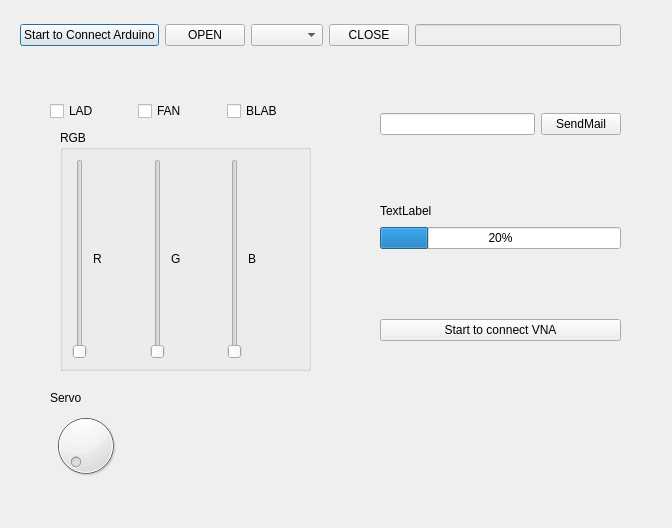
First picture: the form in Dizain.ui, repository Maker089/Interface_for_TRVNA, before the edit.
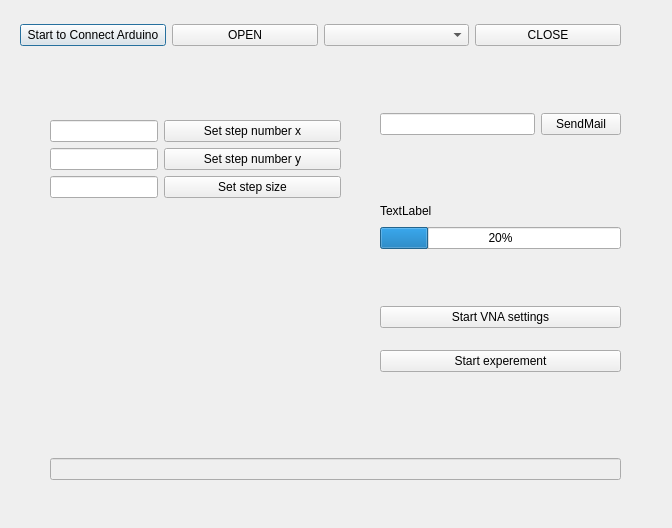
Second picture: the form after the edit.

What changed in the file:
```diff
--- a/Dizain.ui
+++ b/Dizain.ui
@@ -47,140 +47,8 @@
       </property>
      </widget>
     </item>
-    <item>
-     <widget class="QLineEdit" name="MailWindow">
-      <property name="enabled">
-       <bool>false</bool>
-      </property>
-      <property name="frame">
-       <bool>true</bool>
-      </property>
-     </widget>
-    </item>
    </layout>
   </widget>
-  <widget class="QWidget" name="layoutWidget">
-   <property name="geometry">
-    <rect>
-     <x>50</x>
-     <y>100</y>
-     <width>259</width>
-     <height>22</height>
-    </rect>
-   </property>
-   <layout class="QHBoxLayout" name="horizontalLayout_2">
-    <item>
-     <widget class="QCheckBox" name="CheckBoxLed">
-      <property name="text">
-       <string>LAD</string>
-      </property>
-     </widget>
-    </item>
-    <item>
-     <widget class="QCheckBox" name="CheckBoxFan">
-      <property name="text">
-       <string>FAN</string>
-      </property>
-     </widget>
-    </item>
-    <item>
-     <widget class="QCheckBox" name="CheckBoxBlab">
-      <property name="text">
-       <string>BLAB</string>
-      </property>
-     </widget>
-    </item>
-   </layout>
-  </widget>
-  <widget class="QGroupBox" name="groupBox">
-   <property name="geometry">
-    <rect>
-     <x>60</x>
-     <y>130</y>
-     <width>251</width>
-     <height>241</height>
-    </rect>
-   </property>
-   <property name="title">
-    <string>RGB</string>
-   </property>
-   <layout class="QHBoxLayout" name="horizontalLayout_3">
-    <item>
-     <widget class="QSlider" name="RGBSlider_R">
-      <property name="maximum">
-       <number>255</number>
-      </property>
-      <property name="orientation">
-       <enum>Qt::Vertical</enum>
-      </property>
-     </widget>
-    </item>
-    <item>
-     <widget class="QLabel" name="label_2">
-      <property name="text">
-       <string>R</string>
-      </property>
-     </widget>
-    </item>
-    <item>
-     <widget class="QSlider" name="RGBSlider_G">
-      <property name="orientation">
-       <enum>Qt::Vertical</enum>
-      </property>
-     </widget>
-    </item>
-    <item>
-     <widget class="QLabel" name="label_3">
-      <property name="text">
-       <string>G</string>
-      </property>
-     </widget>
-    </item>
-    <item>
-     <widget class="QSlider" name="RGBSlider_B">
-      <property name="orientation">
-       <enum>Qt::Vertical</enum>
-      </property>
-     </widget>
-    </item>
-    <item>
-     <widget class="QLabel" name="label_4">
-      <property name="text">
-       <string>B</string>
-      </property>
-     </widget>
-    </item>
-   </layout>
-  </widget>
-  <widget class="QDial" name="dial">
-   <property name="geometry">
-    <rect>
-     <x>50</x>
-     <y>410</y>
-     <width>71</width>
-     <height>71</height>
-    </rect>
-   </property>
-   <property name="toolTip">
-    <string>&lt;html&gt;&lt;head/&gt;&lt;body&gt;&lt;p&gt;Servo&lt;/p&gt;&lt;/body&gt;&lt;/html&gt;</string>
-   </property>
-   <property name="maximum">
-    <number>180</number>
-   </property>
-  </widget>
-  <widget class="QLabel" name="label">
-   <property name="geometry">
-    <rect>
-     <x>50</x>
-     <y>390</y>
-     <width>55</width>
-     <height>16</height>
-    </rect>
-   </property>
-   <property name="text">
-    <string>Servo</string>
-   </property>
-  </widget>
   <widget class="QWidget" name="layoutWidget">
    <property name="geometry">
     <rect>
@@ -241,14 +109,85 @@
      <x>380</x>
      <y>290</y>
      <width>241</width>
-     <height>81</height>
+     <height>100</height>
     </rect>
    </property>
    <layout class="QVBoxLayout" name="verticalLayout_2">
     <item>
      <widget class="QPushButton" name="VNA_Button">
       <property name="text">
-       <string>Start to connect VNA</string>
+       <string>Start VNA settings</string>
+      </property>
+     </widget>
+    </item>
+    <item>
+     <widget class="QPushButton" name="Start_experement_button">
+      <property name="text">
+       <string>Start experement</string>
+      </property>
+     </widget>
+    </item>
+   </layout>
+  </widget>
+  <widget class="QWidget" name="formLayoutWidget">
+   <property name="geometry">
+    <rect>
+     <x>50</x>
+     <y>120</y>
+     <width>291</width>
+     <height>121</height>
+    </rect>
+   </property>
+   <layout class="QFormLayout" name="formLayout">
+    <item row="0" column="0">
+     <widget class="QLineEdit" name="Set_steps_x_number_send_text_window"/>
+    </item>
+    <item row="0" column="1">
+     <widget class="QPushButton" name="Set_steps_x_number_button">
+      <property name="text">
+       <string>Set step number x</string>
+      </property>
+     </widget>
+    </item>
+    <item row="1" column="1">
+     <widget class="QPushButton" name="Set_steps_y_number_button">
+      <property name="text">
+       <string>Set step number y</string>
+      </property>
+     </widget>
+    </item>
+    <item row="2" column="0">
+     <widget class="QLineEdit" name="Set_step_size_text_window"/>
+    </item>
+    <item row="2" column="1">
+     <widget class="QPushButton" name="Set_step_size_button">
+      <property name="text">
+       <string>Set step size</string>
+      </property>
+     </widget>
+    </item>
+    <item row="1" column="0">
+     <widget class="QLineEdit" name="Set_steps_y_number_send_text_window"/>
+    </item>
+   </layout>
+  </widget>
+  <widget class="QWidget" name="verticalLayoutWidget_2">
+   <property name="geometry">
+    <rect>
+     <x>50</x>
+     <y>439</y>
+     <width>571</width>
+     <height>61</height>
+    </rect>
+   </property>
+   <layout class="QVBoxLayout" name="verticalLayout_3">
+    <item>
+     <widget class="QLineEdit" name="Mail_Window">
+      <property name="enabled">
+       <bool>false</bool>
+      </property>
+      <property name="frame">
+       <bool>true</bool>
       </property>
      </widget>
     </item>
```
